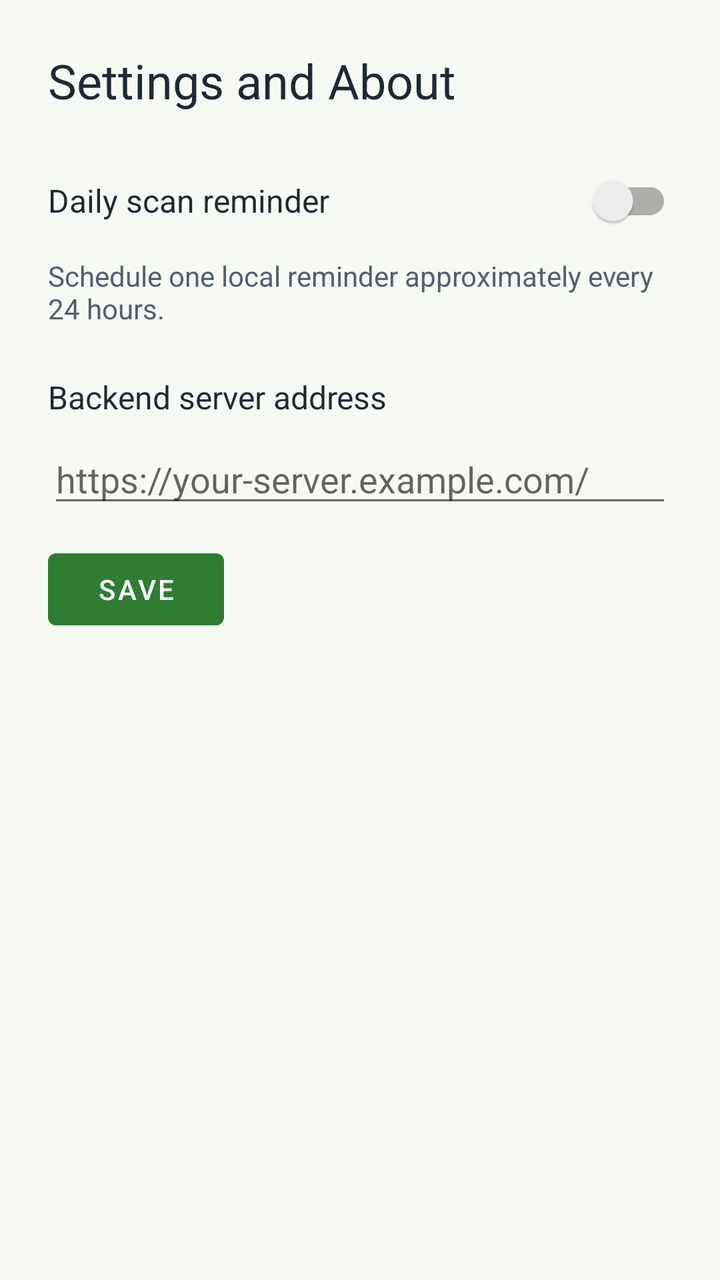
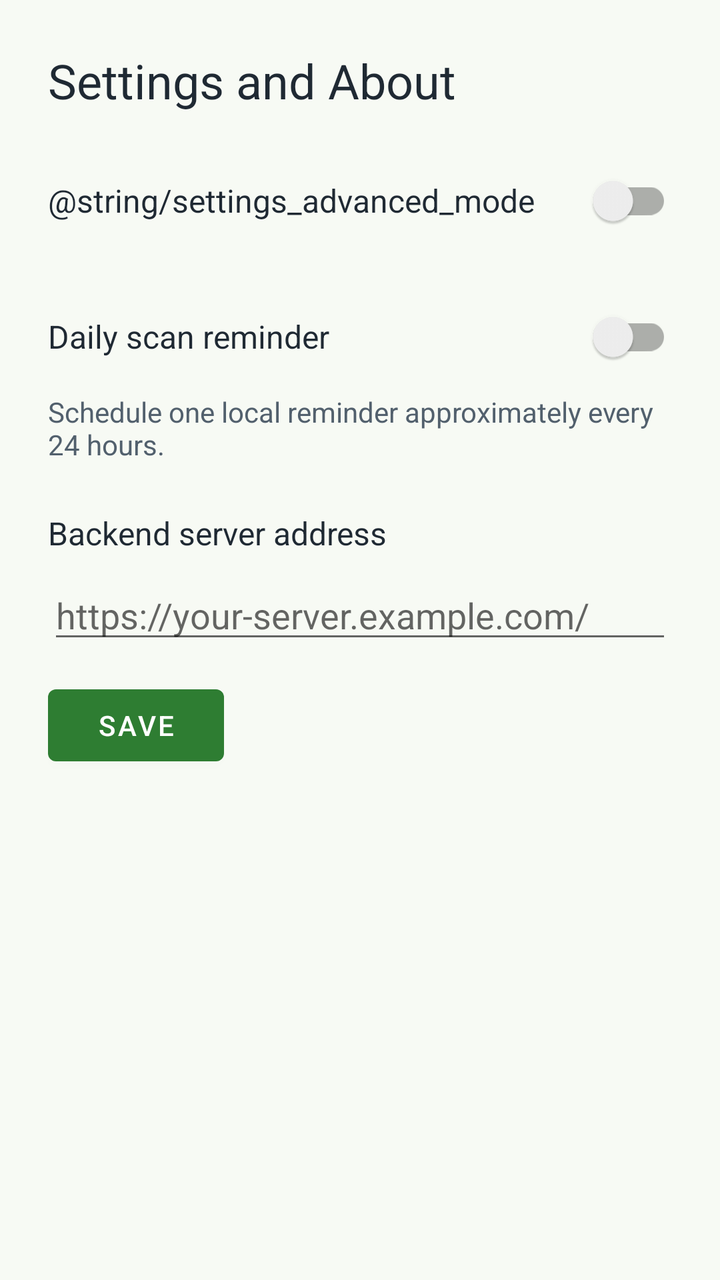

Two renders of the same Android screen: before a commit and after it. Below are the layout's source before the change and the commit's diff.
<!-- AndroidManifest.xml: application theme Theme.Cropora -->
<!-- res/layout/activity_settings.xml -->
<?xml version="1.0" encoding="utf-8"?>
<LinearLayout xmlns:android="http://schemas.android.com/apk/res/android"
    android:layout_width="match_parent"
    android:layout_height="match_parent"
    android:orientation="vertical"
    android:padding="24dp"
    android:background="@color/screen_background">

    <TextView
        android:id="@+id/textSettingsTitle"
        android:layout_width="match_parent"
        android:layout_height="wrap_content"
        android:text="@string/settings_title"
        android:textColor="@color/text_primary"
        android:textSize="24sp" />

    <androidx.appcompat.widget.SwitchCompat
        android:id="@+id/switchScanReminders"
        android:layout_width="match_parent"
        android:layout_height="wrap_content"
        android:layout_marginTop="20dp"
        android:text="@string/settings_scan_reminders"
        android:textColor="@color/text_primary"
        android:textSize="16sp" />

    <TextView
        android:layout_width="match_parent"
        android:layout_height="wrap_content"
        android:layout_marginTop="4dp"
        android:text="@string/settings_scan_reminders_description"
        android:textColor="@color/text_secondary" />

    <TextView
        android:id="@+id/textServerUrlLabel"
        android:layout_width="match_parent"
        android:layout_height="wrap_content"
        android:layout_marginTop="24dp"
        android:text="@string/server_url_label"
        android:textColor="@color/text_primary"
        android:textSize="16sp" />

    <EditText
        android:id="@+id/editServerUrl"
        android:layout_width="match_parent"
        android:layout_height="wrap_content"
        android:layout_marginTop="8dp"
        android:autofillHints=""
        android:hint="@string/server_url_hint"
        android:inputType="textUri"
        android:singleLine="true" />

    <Button
        android:id="@+id/buttonSaveServerUrl"
        android:layout_width="wrap_content"
        android:layout_height="wrap_content"
        android:layout_marginTop="12dp"
        android:text="@string/save_server_url" />

</LinearLayout>
<!-- resources referenced by this layout -->
<resources>
  <color name="screen_background">#F7FAF4</color>
  <color name="text_primary">#1F2933</color>
  <color name="text_secondary">#52606D</color>
  <string name="save_server_url">Save</string>
  <string name="server_url_hint">https://your-server.example.com/</string>
  <string name="server_url_label">Backend server address</string>
  <string name="settings_scan_reminders">Daily scan reminder</string>
  <string name="settings_scan_reminders_description">Schedule one local reminder approximately every 24 hours.</string>
  <string name="settings_title">Settings and About</string>
  <style name="Theme.Cropora" parent="Theme.MaterialComponents.DayNight.DarkActionBar">
          <item name="colorPrimary">@color/leaf_green</item>
          <item name="colorPrimaryDark">@color/leaf_green_dark</item>
          <item name="colorAccent">@color/leaf_green</item>
          <item name="android:windowBackground">@color/screen_background</item>
      </style>
  <color name="leaf_green">#2E7D32</color>
  <color name="leaf_green_dark">#1B5E20</color>
</resources>

<!-- the commit's change to res/layout/activity_settings.xml (unified diff, before → after) -->
@@ -1,7 +1,13 @@
 <?xml version="1.0" encoding="utf-8"?>
-<LinearLayout xmlns:android="http://schemas.android.com/apk/res/android"
+<ScrollView xmlns:android="http://schemas.android.com/apk/res/android"
     android:layout_width="match_parent"
     android:layout_height="match_parent"
+    android:fillViewport="true"
+    android:background="@color/screen_background">
+
+<LinearLayout
+    android:layout_width="match_parent"
+    android:layout_height="wrap_content"
     android:orientation="vertical"
     android:padding="24dp"
     android:background="@color/screen_background">
@@ -13,6 +19,16 @@
         android:text="@string/settings_title"
         android:textColor="@color/text_primary"
         android:textSize="24sp" />
+
+    <androidx.appcompat.widget.SwitchCompat
+        android:id="@+id/switchAdvancedMode"
+        android:layout_width="match_parent"
+        android:layout_height="wrap_content"
+        android:minHeight="48dp"
+        android:layout_marginTop="20dp"
+        android:text="@string/settings_advanced_mode"
+        android:textColor="@color/text_primary"
+        android:textSize="16sp" />
 
     <androidx.appcompat.widget.SwitchCompat
         android:id="@+id/switchScanReminders"
@@ -57,3 +73,4 @@
         android:text="@string/save_server_url" />
 
 </LinearLayout>
+</ScrollView>
